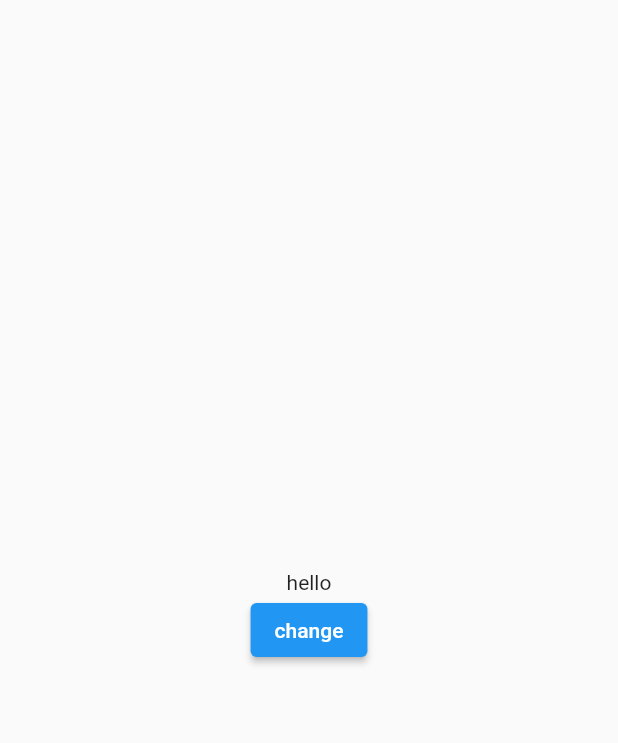
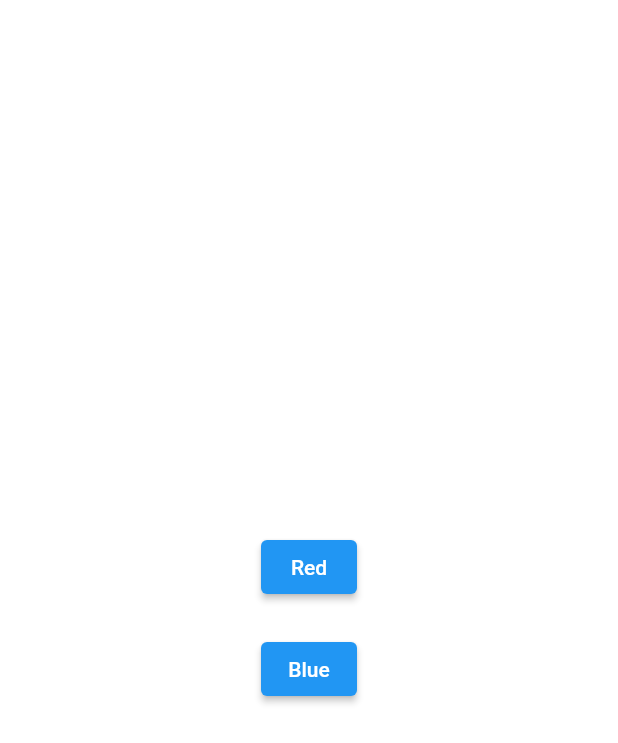
Before and after one commit to bulgaa1111/final_exam, a Flutter app: the screen it shows after launch, on a phone screen of 412 x 824 dp. Shown: the top 743 px of the screen. Run offline on Flutter 3.47's test engine with Material 2 defaults, Android fonts, the phone set to English and light mode, and no system bars; our stand-ins replace get_it.

Commit message:
background color changes

```diff
--- a/lib/home_screen/home_screen.dart
+++ b/lib/home_screen/home_screen.dart
@@ -10,46 +10,36 @@ class HomeScreen extends StatefulWidget {
 }
 
 class _HomeScreenState extends State<HomeScreen> {
-  var myText = 'hello';
-  var isHello = true;
-  // final manager = getIt<HomeScreenManager>();
+  final manager = getIt<HomeScreenManager>();
 
   @override
   Widget build(BuildContext context) {
-    // return ValueListenableBuilder<Color>(
-    //     valueListenable: manager.colorNotifier,
-    //     builder: (context, color, child) {
+    return ValueListenableBuilder<Color>(
+        valueListenable: manager.colorNotifier,
+        builder: (context, color, child) {
           return Scaffold(
-      // backgroundColor: color,
+            backgroundColor: color,
             body: Center(
               child: Column(
                 mainAxisAlignment: MainAxisAlignment.center,
                 children: [
-            Text(myText),
                   ElevatedButton(
-              child: Text('change'),
                     onPressed: () {
-                // manager.chooseRed();
-                if (isHello) {
-                  myText = 'bye';
-                  isHello = false;
-                } else {
-                  myText = 'hello';
-                  isHello = true;
-                }
-                setState(() {});
+                      manager.chooseRed();
                     },
+                    child: Text('Red'),
                   ),
-            // SizedBox(height: 20),
-            // ElevatedButton(
-            //   onPressed: () {
-            //     manager.chooseBlue();
-            //   },
-            //   child: Text('change'),
-            // ),
+                  SizedBox(height: 20),
+                  ElevatedButton(
+                    onPressed: () {
+                      manager.chooseBlue();
+                    },
+                    child: Text('Blue'),
+                  ),
                 ],
               ),
             ),
           );
+        });
   }
 }
```
Lines whose indentation alone changed are shown as unchanged.
